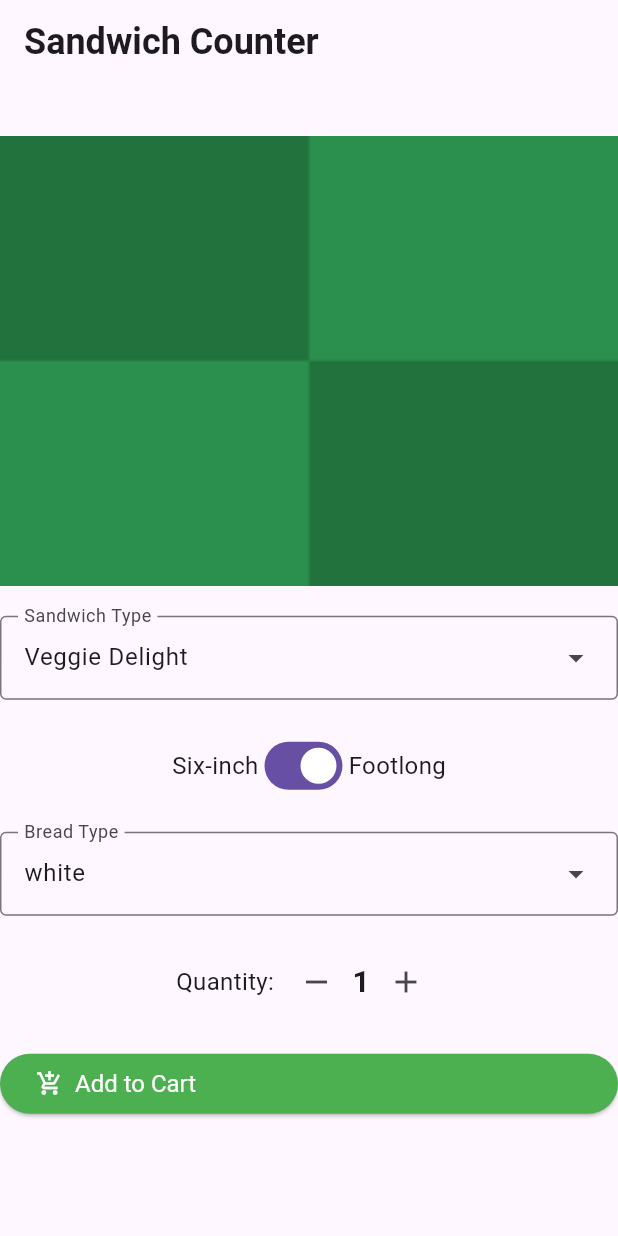
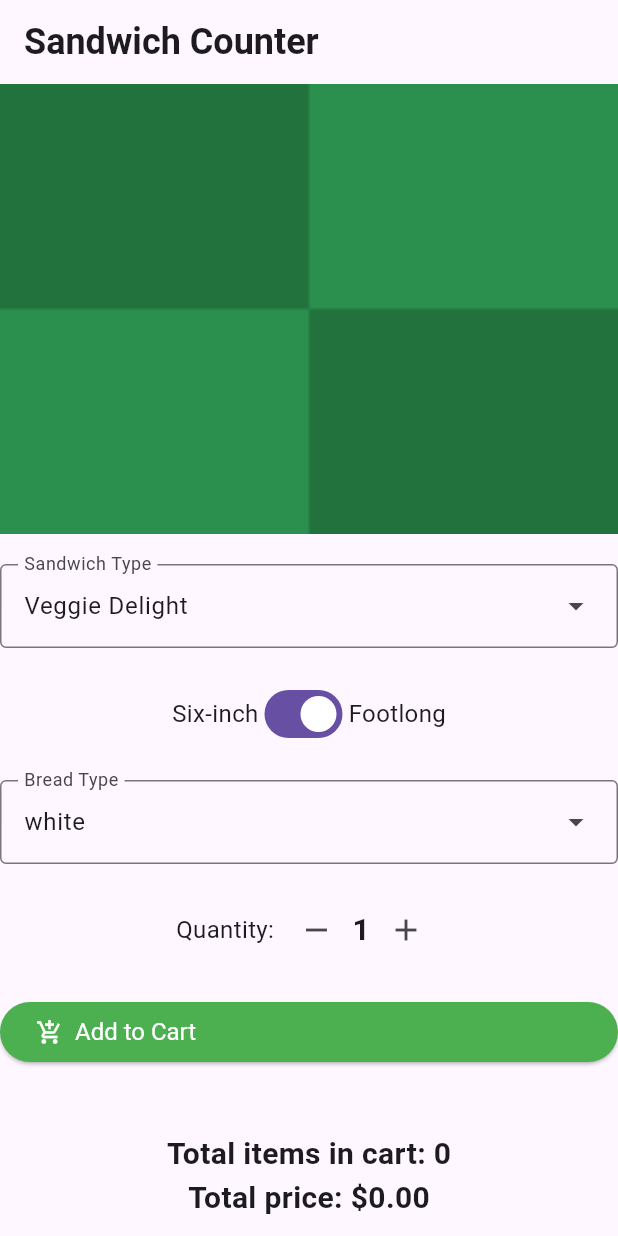
Before and after one commit to badideainc/sandwich_shop, a Flutter app: the screen it shows after launch, on a phone screen of 412 x 824 dp. Run offline on Flutter 3.47's test engine with Material 3 defaults, Android fonts, the phone set to English and light mode, and no system bars.

Commit message:
Add CartSummaryDisplay to OrderScreen and display total items and price

```diff
--- a/lib/main.dart
+++ b/lib/main.dart
@@ -252,6 +252,8 @@ class _OrderScreenState extends State<OrderScreen> {
               Text(confirmationMessage ?? '',
                   style: normalText, textAlign: TextAlign.center),
               const SizedBox(height: 20),
+              CartSummaryDisplay(cart: _cart),
+              const SizedBox(height: 20),
             ],
           ),
         ),
@@ -339,7 +341,16 @@ class CartSummaryDisplay extends StatelessWidget {
   @override
   Widget build(BuildContext context) {
     return Column(
-      children: [],
+      children: [
+        Text(
+          'Total items in cart: ${cart.count}',
+          style: heading2,
+        ),
+        Text(
+          'Total price: \$${cart.total.toStringAsFixed(2)}',
+          style: heading2,
+        ),
+      ],
     );
   }
 }
```
